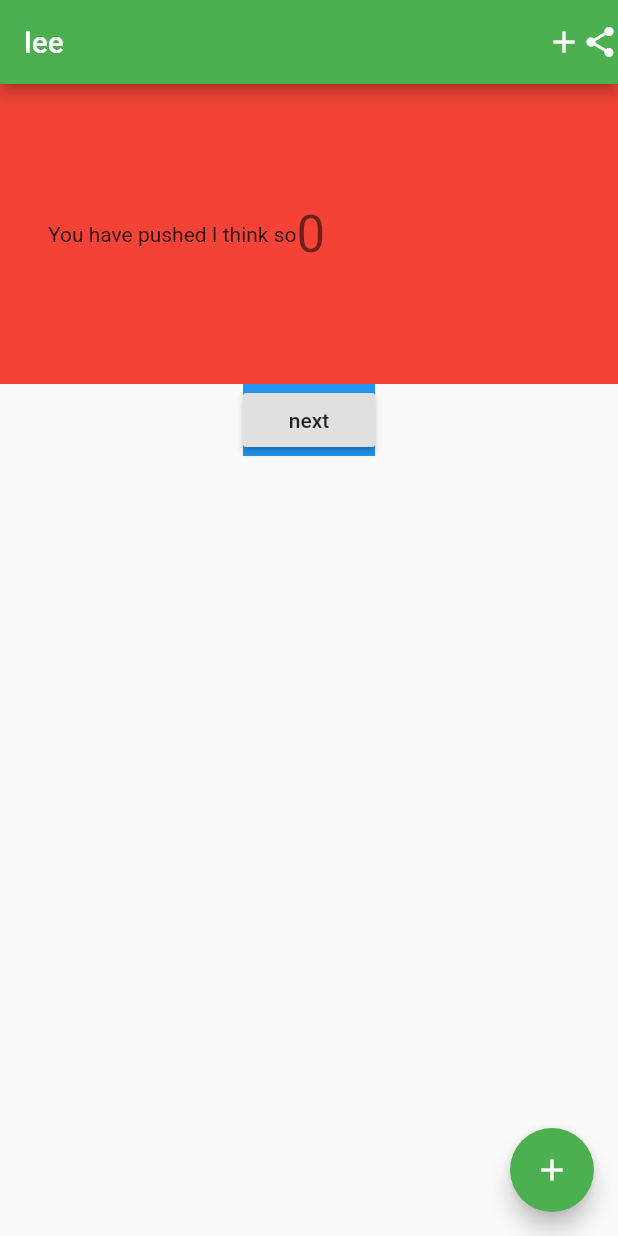
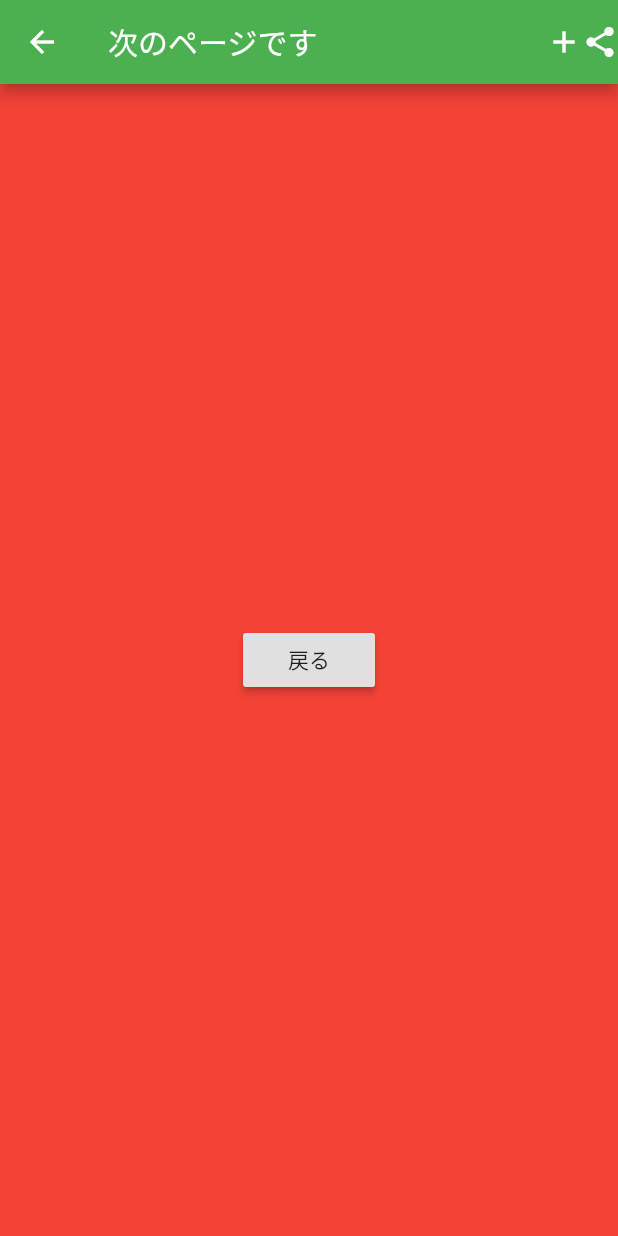
Before and after one commit to leekwangsoo1995/quick_word_diary, a Flutter app: the screen it shows after launch, after a tap on "next", on a phone screen of 412 x 824 dp. Run offline on Flutter 3.47's test engine with Material 2 defaults, Android fonts, the phone set to English and light mode, and no system bars.

Commit message:
ページ遷移

```diff
--- a/lib/main.dart
+++ b/lib/main.dart
@@ -1,4 +1,5 @@
 import 'package:flutter/material.dart';
+import 'package:quickworddiary/next_page.dart';
 
 void main() => runApp(MyApp());
 
@@ -96,6 +97,10 @@ class _MyHomePageState extends State<MyHomePage> {
                 child:Text('next'),
                 onPressed: (){
                   //押したら反応するコードがhere...
+                  Navigator.push(context,
+                      MaterialPageRoute(builder: (context) => NextPage(),
+                      ),
+                  );
                 },
               ),
               color: Colors.blue,
--- /dev/null
+++ b/lib/next_page.dart
@@ -0,0 +1,30 @@
+import 'package:flutter/material.dart';
+
+class NextPage extends StatelessWidget {
+  @override
+  Widget build(BuildContext context) {
+    // TODO: implement build
+    return Scaffold(
+      appBar: AppBar(
+        title: Text("次のページです"),
+        actions: <Widget>[
+          Icon(Icons.add),
+          Icon(Icons.share),
+        ],
+      ),
+      body: Container(
+        height:double.infinity,
+        color:Colors.red ,
+        child:
+          Center(
+            child: RaisedButton(
+              child:Text("戻る"),
+             onPressed: (){
+               Navigator.pop(context);
+             },
+            ),
+          )
+      ),
+    );
+  }
+}
```
